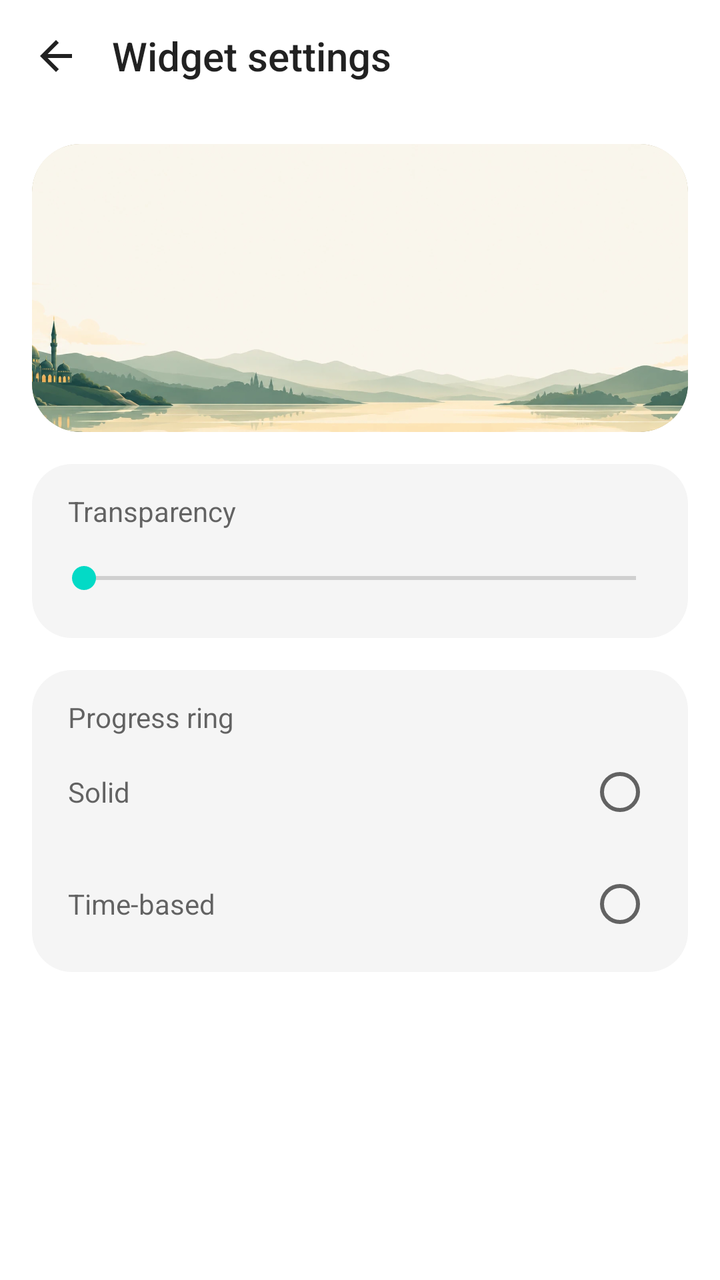
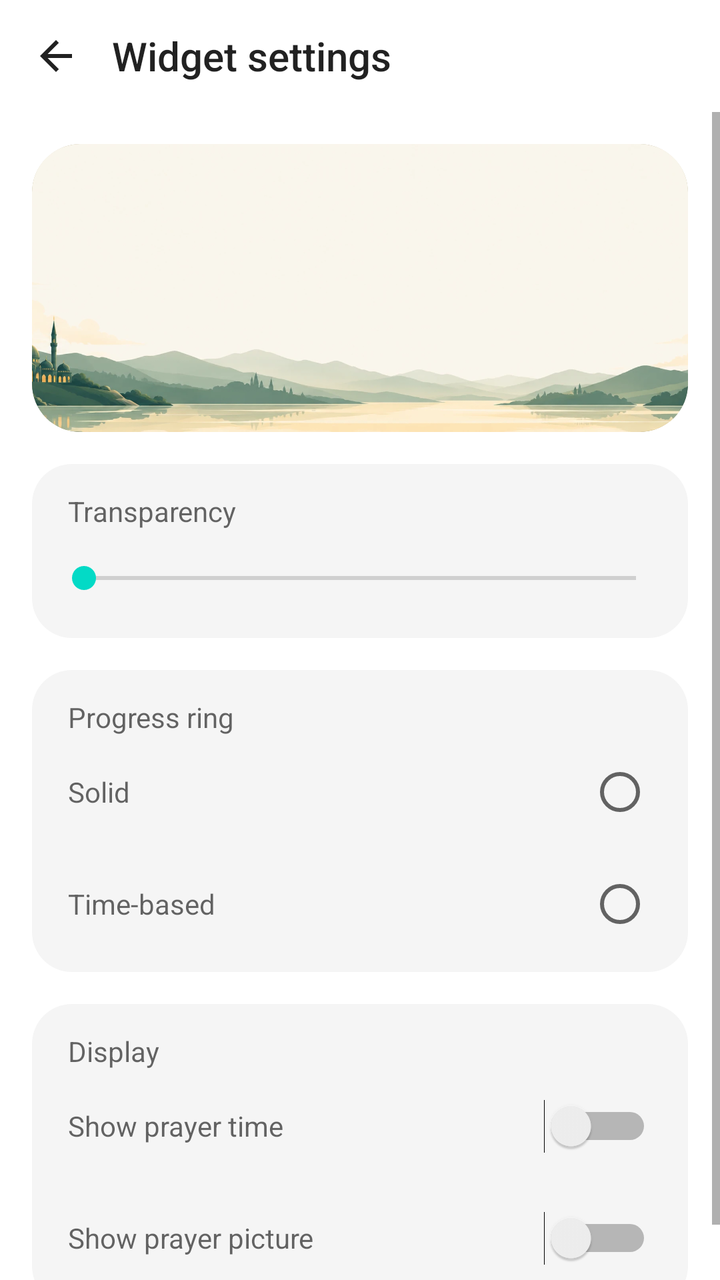

Compare the two renders of this Android layout. The source of the first and the diff that turns it into the second are given below.
<!-- AndroidManifest.xml: fallback theme Theme.MaterialComponents.DayNight.NoActionBar -->
<!-- res/layout/prayer_countdown_settings.xml -->
<LinearLayout xmlns:android="http://schemas.android.com/apk/res/android"
    android:id="@+id/widget_countdown_screen"
    android:layout_width="match_parent"
    android:layout_height="match_parent"
    android:background="?android:attr/colorBackground"
    android:orientation="vertical">

    <LinearLayout
        android:id="@+id/widget_countdown_toolbar"
        android:layout_width="match_parent"
        android:layout_height="wrap_content"
        android:gravity="center_vertical"
        android:orientation="horizontal"
        android:paddingEnd="16dp">

        <ImageButton
            android:id="@+id/widget_countdown_back"
            android:layout_width="56dp"
            android:layout_height="56dp"
            android:background="?android:attr/selectableItemBackgroundBorderless"
            android:contentDescription="@string/widget_countdown_back"
            android:scaleType="center"
            android:src="@drawable/ic_countdown_back" />

        <TextView
            android:layout_width="0dp"
            android:layout_height="wrap_content"
            android:layout_weight="1"
            android:fontFamily="sans-serif-medium"
            android:text="@string/widget_countdown_settings"
            android:textAppearance="@android:style/TextAppearance.Material.Title"
            android:textColor="?android:attr/textColorPrimary" />
    </LinearLayout>

    <ScrollView
        android:id="@+id/widget_countdown_settings_body"
        android:layout_width="match_parent"
        android:layout_height="0dp"
        android:layout_weight="1"
        android:background="?android:attr/colorBackground"
        android:clipToPadding="false">

        <LinearLayout
            android:layout_width="match_parent"
            android:layout_height="wrap_content"
            android:orientation="vertical"
            android:padding="16dp">

            <FrameLayout
                android:id="@+id/widget_countdown_preview"
                android:layout_width="match_parent"
                android:layout_height="144dp"
                android:background="@drawable/widget_panel"
                android:clipToOutline="true">

                <ImageView
                    android:layout_width="match_parent"
                    android:layout_height="match_parent"
                    android:importantForAccessibility="no"
                    android:scaleType="centerCrop"
                    android:src="@drawable/countdown_settings_horizon" />
            </FrameLayout>

            <LinearLayout
                android:layout_width="match_parent"
                android:layout_height="wrap_content"
                android:layout_marginTop="16dp"
                android:background="@drawable/countdown_settings_card"
                android:orientation="vertical"
                android:paddingStart="18dp"
                android:paddingTop="14dp"
                android:paddingEnd="18dp"
                android:paddingBottom="6dp">

                <LinearLayout
                    android:layout_width="match_parent"
                    android:layout_height="wrap_content"
                    android:orientation="horizontal">

                    <TextView
                        android:layout_width="0dp"
                        android:layout_height="wrap_content"
                        android:layout_weight="1"
                        android:labelFor="@+id/widget_countdown_transparency"
                        android:text="@string/widget_countdown_transparency"
                        android:textAppearance="@android:style/TextAppearance.Material.Body1"
                        android:textColor="?android:attr/textColorSecondary" />

                    <TextView
                        android:id="@+id/widget_countdown_transparency_value"
                        android:layout_width="wrap_content"
                        android:layout_height="wrap_content"
                        android:importantForAccessibility="no"
                        android:textAppearance="@android:style/TextAppearance.Material.Body1"
                        android:textColor="?android:attr/textColorPrimary" />
                </LinearLayout>

                <SeekBar
                    android:id="@id/widget_countdown_transparency"
                    android:layout_width="match_parent"
                    android:layout_height="wrap_content"
                    android:minHeight="48dp"
                    android:max="100"
                    android:paddingStart="8dp"
                    android:paddingEnd="8dp"
                    android:saveEnabled="false" />
            </LinearLayout>

            <LinearLayout
                android:layout_width="match_parent"
                android:layout_height="wrap_content"
                android:layout_marginTop="16dp"
                android:background="@drawable/countdown_settings_card"
                android:orientation="vertical"
                android:paddingStart="18dp"
                android:paddingTop="14dp"
                android:paddingEnd="18dp"
                android:paddingBottom="6dp">

                <TextView
                    android:layout_width="match_parent"
                    android:layout_height="wrap_content"
                    android:text="@string/widget_countdown_ring"
                    android:textAppearance="@android:style/TextAppearance.Material.Body1"
                    android:textColor="?android:attr/textColorSecondary" />

                <RadioGroup
                    android:id="@+id/widget_countdown_ring_modes"
                    android:layout_width="match_parent"
                    android:layout_height="wrap_content"
                    android:orientation="vertical"
                    android:saveEnabled="false">

                    <RadioButton
                        android:id="@+id/widget_countdown_ring_solid"
                        style="@style/CountdownRingMode"
                        android:layout_width="match_parent"
                        android:layout_height="wrap_content"
                        android:saveEnabled="false"
                        android:text="@string/widget_countdown_ring_solid" />

                    <RadioGroup
                        android:id="@+id/widget_countdown_ring_color_row"
                        android:layout_width="match_parent"
                        android:layout_height="wrap_content"
                        android:layout_marginBottom="4dp"
                        android:orientation="horizontal"
                        android:saveEnabled="false"
                        android:visibility="gone" />

                    <RadioButton
                        android:id="@+id/widget_countdown_ring_time_based"
                        style="@style/CountdownRingMode"
                        android:layout_width="match_parent"
                        android:layout_height="wrap_content"
                        android:saveEnabled="false"
                        android:text="@string/widget_countdown_ring_time_based" />

                    <LinearLayout
                        android:id="@+id/widget_countdown_ring_time_samples"
                        android:layout_width="match_parent"
                        android:layout_height="wrap_content"
                        android:orientation="horizontal"
                        android:visibility="gone" />
                </RadioGroup>
            </LinearLayout>
        </LinearLayout>
    </ScrollView>
</LinearLayout>
<!-- resources referenced by this layout -->
<resources>
  <!-- drawable countdown_settings_card (drawable) -->
  <shape xmlns:android="http://schemas.android.com/apk/res/android">
      <solid android:color="@color/countdown_settings_card" />
      <corners android:radius="20dp" />
  </shape>
  <!-- drawable ic_countdown_back (drawable) -->
  <vector xmlns:android="http://schemas.android.com/apk/res/android"
      android:width="24dp"
      android:height="24dp"
      android:autoMirrored="true"
      android:viewportWidth="24"
      android:viewportHeight="24">
      <path
          android:fillColor="?android:attr/textColorPrimary"
          android:pathData="M20,11H7.83l5.59,-5.59L12,4l-8,8 8,8 1.42,-1.41L7.83,13H20z" />
  </vector>
  <!-- drawable widget_panel (drawable) -->
  <shape xmlns:android="http://schemas.android.com/apk/res/android">
      <solid android:color="#041E1B" />
      <stroke android:width="1dp" android:color="#7B713F" />
      <corners android:radius="24dp" />
  </shape>
  <string name="widget_countdown_back">Back</string>
  <string name="widget_countdown_ring">Progress ring</string>
  <string name="widget_countdown_ring_solid">Solid</string>
  <string name="widget_countdown_ring_time_based">Time-based</string>
  <string name="widget_countdown_settings">Widget settings</string>
  <string name="widget_countdown_transparency">Transparency</string>
  <style name="CountdownRingMode" parent="@android:style/Widget.Material.CompoundButton.RadioButton">
          <item name="android:background">@null</item>
          <item name="android:button">@null</item>
          <item name="android:drawableEnd">?android:attr/listChoiceIndicatorSingle</item>
          <item name="android:drawablePadding">12dp</item>
          <item name="android:drawableTint">@color/countdown_selector_tint</item>
          <item name="android:gravity">center_vertical</item>
          <item name="android:minHeight">56dp</item>
          <item name="android:textColor">@color/countdown_option_text</item>
      </style>
  <color name="countdown_settings_card">#F5F5F5</color>
</resources>

<!-- the commit's change to res/layout/prayer_countdown_settings.xml (unified diff, before → after) -->
@@ -164,6 +164,57 @@
                         android:visibility="gone" />
                 </RadioGroup>
             </LinearLayout>
+
+            <LinearLayout
+                android:layout_width="match_parent"
+                android:layout_height="wrap_content"
+                android:layout_marginTop="16dp"
+                android:background="@drawable/countdown_settings_card"
+                android:orientation="vertical"
+                android:paddingStart="18dp"
+                android:paddingTop="14dp"
+                android:paddingEnd="18dp"
+                android:paddingBottom="6dp">
+
+                <TextView
+                    android:layout_width="match_parent"
+                    android:layout_height="wrap_content"
+                    android:text="@string/widget_countdown_display"
+                    android:textAppearance="@android:style/TextAppearance.Material.Body1"
+                    android:textColor="?android:attr/textColorSecondary" />
+
+                <TextView
+                    android:id="@+id/widget_countdown_display_size_note"
+                    android:layout_width="match_parent"
+                    android:layout_height="wrap_content"
+                    android:layout_marginTop="4dp"
+                    android:text="@string/widget_countdown_display_size_note"
+                    android:textAppearance="@android:style/TextAppearance.Material.Caption"
+                    android:textColor="?android:attr/textColorSecondary"
+                    android:visibility="gone" />
+
+                <Switch
+                    android:id="@+id/widget_countdown_show_prayer_time"
+                    android:layout_width="match_parent"
+                    android:layout_height="wrap_content"
+                    android:background="@null"
+                    android:gravity="center_vertical"
+                    android:minHeight="56dp"
+                    android:saveEnabled="false"
+                    android:text="@string/widget_countdown_show_prayer_time"
+                    android:textColor="@color/countdown_option_text" />
+
+                <Switch
+                    android:id="@+id/widget_countdown_show_prayer_icon"
+                    android:layout_width="match_parent"
+                    android:layout_height="wrap_content"
+                    android:background="@null"
+                    android:gravity="center_vertical"
+                    android:minHeight="56dp"
+                    android:saveEnabled="false"
+                    android:text="@string/widget_countdown_show_prayer_icon"
+                    android:textColor="@color/countdown_option_text" />
+            </LinearLayout>
         </LinearLayout>
     </ScrollView>
 </LinearLayout>
<!-- resource entries referenced after the edit -->
@@ -23,10 +23,14 @@
       <corners android:radius="24dp" />
   </shape>
   <string name="widget_countdown_back">Back</string>
+  <string name="widget_countdown_display">Display</string>
+  <string name="widget_countdown_display_size_note">Available at 3×1 and wider</string>
   <string name="widget_countdown_ring">Progress ring</string>
   <string name="widget_countdown_ring_solid">Solid</string>
   <string name="widget_countdown_ring_time_based">Time-based</string>
   <string name="widget_countdown_settings">Widget settings</string>
+  <string name="widget_countdown_show_prayer_icon">Show prayer picture</string>
+  <string name="widget_countdown_show_prayer_time">Show prayer time</string>
   <string name="widget_countdown_transparency">Transparency</string>
   <style name="CountdownRingMode" parent="@android:style/Widget.Material.CompoundButton.RadioButton">
           <item name="android:background">@null</item>
